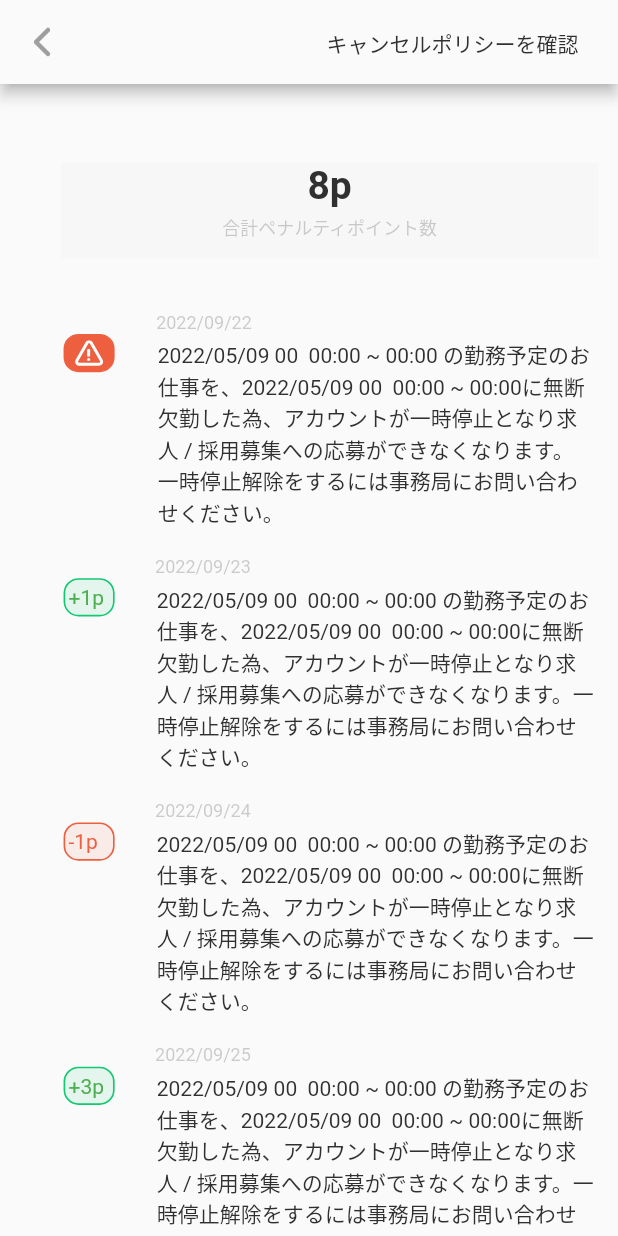
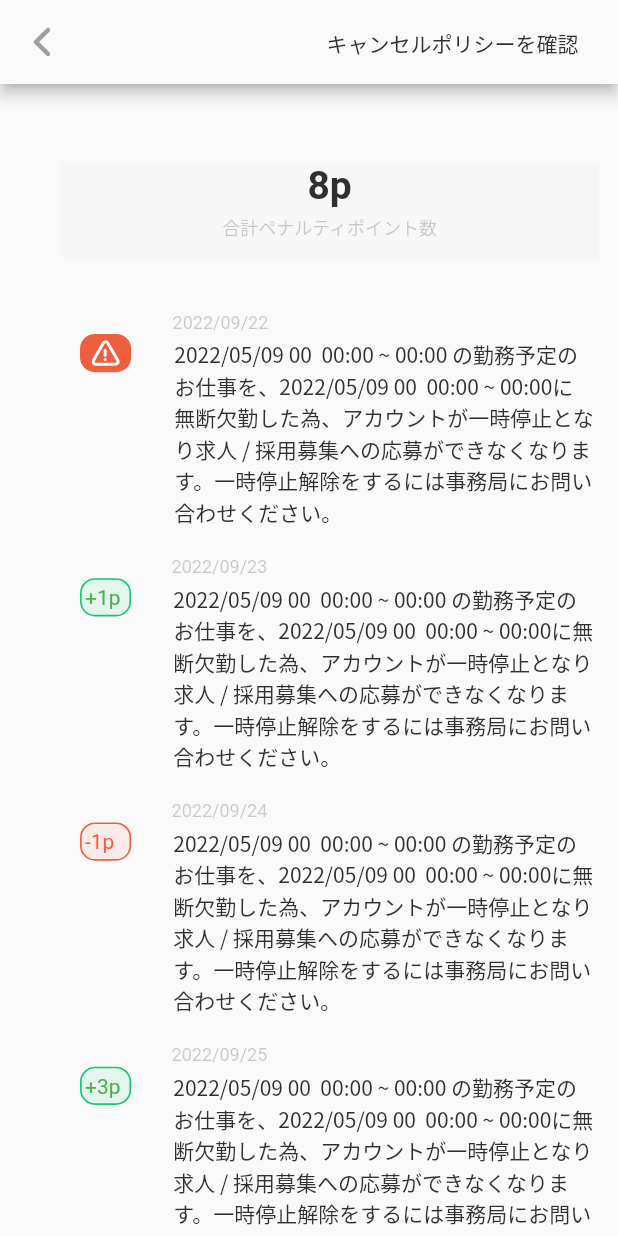
Before and after one commit to manikuttan-davud/kaigo, a Flutter app: the screen it shows after launch, on a phone screen of 412 x 824 dp. Run offline on Flutter 3.47's test engine with Material 2 defaults, Android fonts, the light colour scheme and no system bars; our stand-ins replace flutter_screenutil, flutter_svg.

Commit message:
font added

```diff
--- a/lib/kaigo/screen/home_screen.dart
+++ b/lib/kaigo/screen/home_screen.dart
@@ -147,9 +147,12 @@ class PenaltyItem extends StatelessWidget {
   Widget build(BuildContext context) {
     return ListTile(
      // horizontalTitleGap: 5.w,
-      leading: penaltyiItemDetail.isIcon == true
-          ? const LeadingIcon()
-          : LeadingIcon2(points: penaltyiItemDetail.penaltyPoints),
+      leading: Padding(
+        padding:  EdgeInsets.only(left: 10.w),
+        child: penaltyiItemDetail.isIcon == true
+            ? const LeadingIcon()
+            : LeadingIcon2(points: penaltyiItemDetail.penaltyPoints),
+      ),
       title:  Padding(
         padding: EdgeInsets.only(top: 13.h,left: 10.w),
         child: Text(
--- a/lib/kaigo/utils/text_style.dart
+++ b/lib/kaigo/utils/text_style.dart
@@ -24,6 +24,7 @@ TextStyle get tsS14C0xW400 => const TextStyle(
       fontSize: 14,
       color: Color(0xFF303030),
       fontWeight: FontWeight.w400,
+      fontFamily: 'NotoSansJP'
     );
 
 TextStyle get tsS12C0xW400 => const TextStyle(
```
Also changed, not shown: pubspec.yaml (+4 -4 lines), pubspec.lock, 1 other file.
